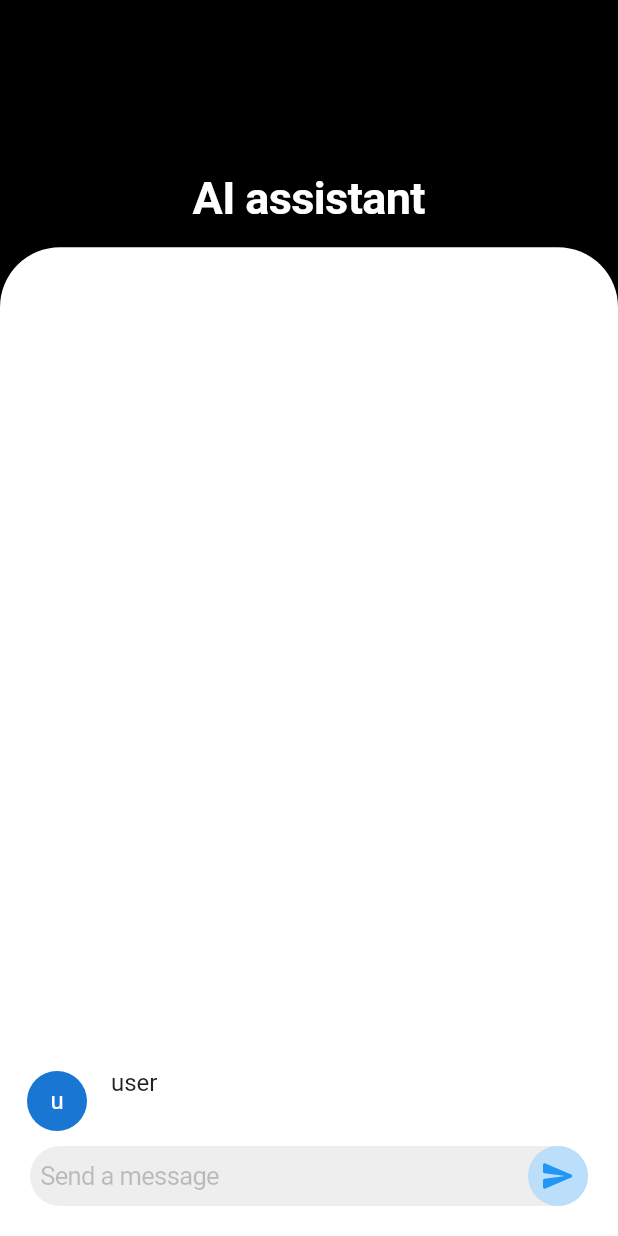
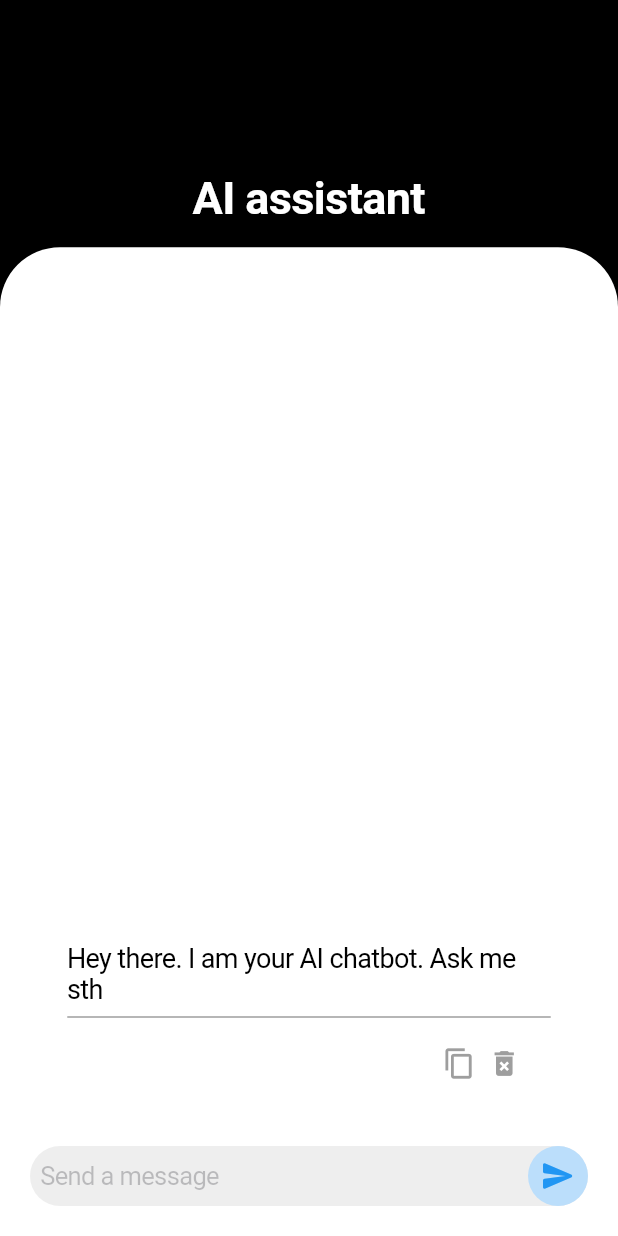
Before and after one commit to emeleonufavour/ai_chat_bot, a Flutter app: the screen it shows after launch, after a tap on the "send" icon, on a phone screen of 412 x 824 dp. Run offline on Flutter 3.47's test engine with Material 2 defaults, Android fonts, the phone set to English and light mode, and no system bars; our stand-ins replace velocity_x; missing offline and left inert: chat_gpt_sdk.

Commit message:
linked chatgpt

```diff
--- a/lib/home.dart
+++ b/lib/home.dart
@@ -69,10 +69,10 @@ class _MyHomePageState extends State<MyHomePage> {
   @override
   void initState() {
     chatGPT = OpenAI.instance.build(
-        token: '',
+        token: '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',
         baseOption: HttpSetup(
-            receiveTimeout: const Duration(seconds: 5),
-            connectTimeout: const Duration(seconds: 5)),
+            receiveTimeout: const Duration(seconds: 10),
+            connectTimeout: const Duration(seconds: 10)),
         isLogger: true);
 
     // TODO: implement initState
@@ -125,16 +125,19 @@ class _MyHomePageState extends State<MyHomePage> {
                   child: Column(
                     mainAxisAlignment: MainAxisAlignment.end,
                     children: [
+                      //the result card gotten from pub dev
+                      _resultCard(size, tController),
+
                       //messages
-                      Expanded(
-                          child: ListView.builder(
-                        padding: Vx.m8,
-                        reverse: true,
-                        itemCount: messages.length,
-                        itemBuilder: (context, index) {
-                          return messages[index];
-                        },
-                      )),
+                      // Expanded(
+                      //     child: ListView.builder(
+                      //   padding: Vx.m8,
+                      //   reverse: true,
+                      //   itemCount: messages.length,
+                      //   itemBuilder: (context, index) {
+                      //     return messages[index];
+                      //   },
+                      // )),
                       //textfield
                       Padding(
                         padding: const EdgeInsets.only(
@@ -148,7 +151,8 @@ class _MyHomePageState extends State<MyHomePage> {
                               //send button
                               suffix: GestureDetector(
                                 onTap: () {
-                                  return _sendMessage();
+                                  // return _sendMessage();
+                                  return _translateEngToThai();
                                 },
                                 child: Container(
                                     decoration: BoxDecoration(
@@ -163,7 +167,7 @@ class _MyHomePageState extends State<MyHomePage> {
                                     )),
                               ),
                               onSubmitted: (value) {
-                                return _sendMessage();
+                                return _translateEngToThai();
                               },
                               decoration: BoxDecoration(
                                   color: Colors.grey[200],
@@ -181,3 +185,59 @@ class _MyHomePageState extends State<MyHomePage> {
     );
   }
 }
+
+Widget _resultCard(Size size, StreamController<CTResponse?> tController) {
+  return StreamBuilder<CTResponse?>(
+    stream: tController.stream,
+    builder: (context, snapshot) {
+      final text = snapshot.data?.choices.last.text ??
+          "Hey there. I am your AI chatbot. Ask me sth";
+      return Container(
+        margin: const EdgeInsets.symmetric(vertical: 32.0),
+        padding: const EdgeInsets.symmetric(horizontal: 16.0),
+        alignment: Alignment.bottomCenter,
+        width: size.width * .86,
+        height: size.height * .3,
+        decoration: BoxDecoration(),
+        child: SingleChildScrollView(
+          child: Column(
+            children: [
+              Text(
+                text,
+                style: const TextStyle(color: Colors.black, fontSize: 18.0),
+              ),
+              SizedBox(
+                width: size.width,
+                child: const Divider(
+                  color: Colors.grey,
+                  thickness: 1,
+                ),
+              ),
+              Padding(
+                padding: const EdgeInsets.all(12.0),
+                child: Row(
+                  mainAxisAlignment: MainAxisAlignment.end,
+                  children: const [
+                    Icon(
+                      Icons.copy_outlined,
+                      color: Colors.grey,
+                      size: 22.0,
+                    ),
+                    Padding(
+                      padding: EdgeInsets.symmetric(horizontal: 8.0),
+                      child: Icon(
+                        Icons.delete_forever,
+                        color: Colors.grey,
+                        size: 22.0,
+                      ),
+                    )
+                  ],
+                ),
+              )
+            ],
+          ),
+        ),
+      );
+    },
+  );
+}
```
Also changed, not shown: 2 other files.
